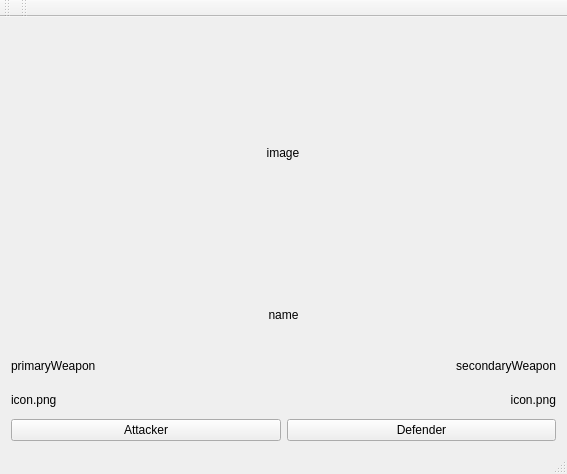
This is source/mainwindow.ui in JMax45/r6sRandomizer as Qt 5 draws it before an edit. The edited form follows.
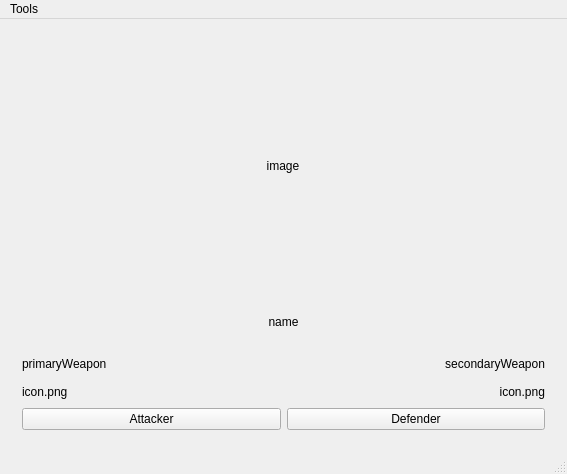
This is the edited form.

Commit message: Check database page

```diff
--- a/source/mainwindow.ui
+++ b/source/mainwindow.ui
@@ -16,6 +16,10 @@
   <widget class="QWidget" name="centralWidget">
    <layout class="QVBoxLayout" name="verticalLayout_2">
     <item>
+     <widget class="QStackedWidget" name="stackedWidget">
+      <widget class="QWidget" name="page">
+       <layout class="QVBoxLayout" name="verticalLayout_3">
+        <item>
      <layout class="QHBoxLayout" name="horizontalLayout_2">
       <item>
        <widget class="QLabel" name="label_1">
@@ -116,6 +120,11 @@
     </item>
    </layout>
   </widget>
+      <widget class="QWidget" name="page_2"/>
+     </widget>
+    </item>
+   </layout>
+  </widget>
   <widget class="QMenuBar" name="menuBar">
    <property name="geometry">
     <rect>
@@ -125,27 +134,20 @@
      <height>22</height>
     </rect>
    </property>
-  </widget>
-  <widget class="QToolBar" name="mainToolBar">
-   <attribute name="toolBarArea">
-    <enum>TopToolBarArea</enum>
-   </attribute>
-   <attribute name="toolBarBreak">
-    <bool>false</bool>
-   </attribute>
+   <widget class="QMenu" name="menuTools">
+    <property name="title">
+     <string>Tools</string>
+    </property>
+    <addaction name="actionCheck_Database"/>
+   </widget>
+   <addaction name="menuTools"/>
   </widget>
   <widget class="QStatusBar" name="statusBar"/>
-  <widget class="QToolBar" name="toolBar">
-   <property name="windowTitle">
-    <string>toolBar</string>
+  <action name="actionCheck_Database">
+   <property name="text">
+    <string>Check Database</string>
    </property>
-   <attribute name="toolBarArea">
-    <enum>TopToolBarArea</enum>
-   </attribute>
-   <attribute name="toolBarBreak">
-    <bool>false</bool>
-   </attribute>
-  </widget>
+  </action>
  </widget>
  <layoutdefault spacing="6" margin="11"/>
  <resources/>
```
Left out of the diff: 2 changed lines with no effect on the pictures. Lines whose indentation alone changed are shown as unchanged. The commit also changes 9 other files.
